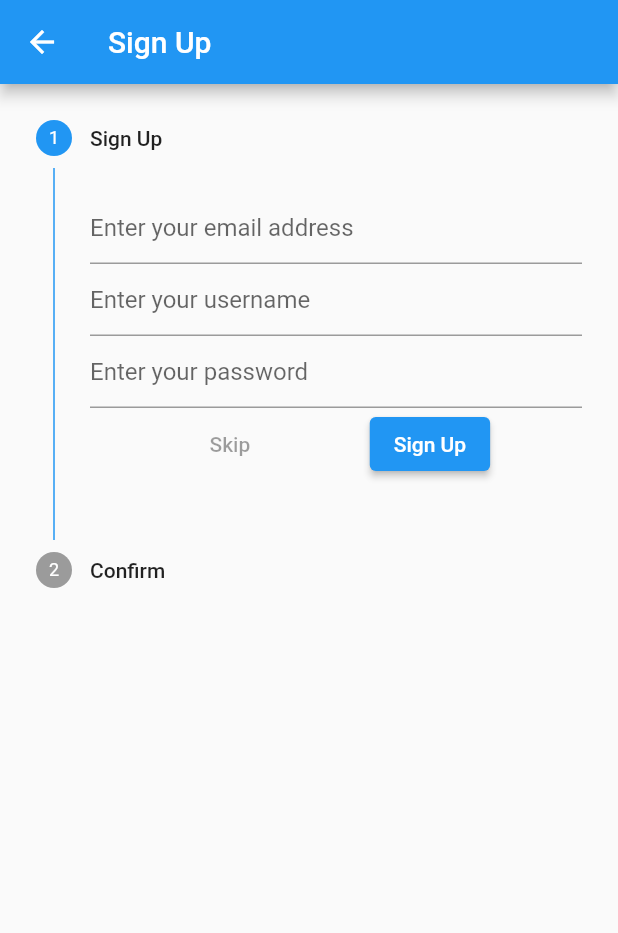
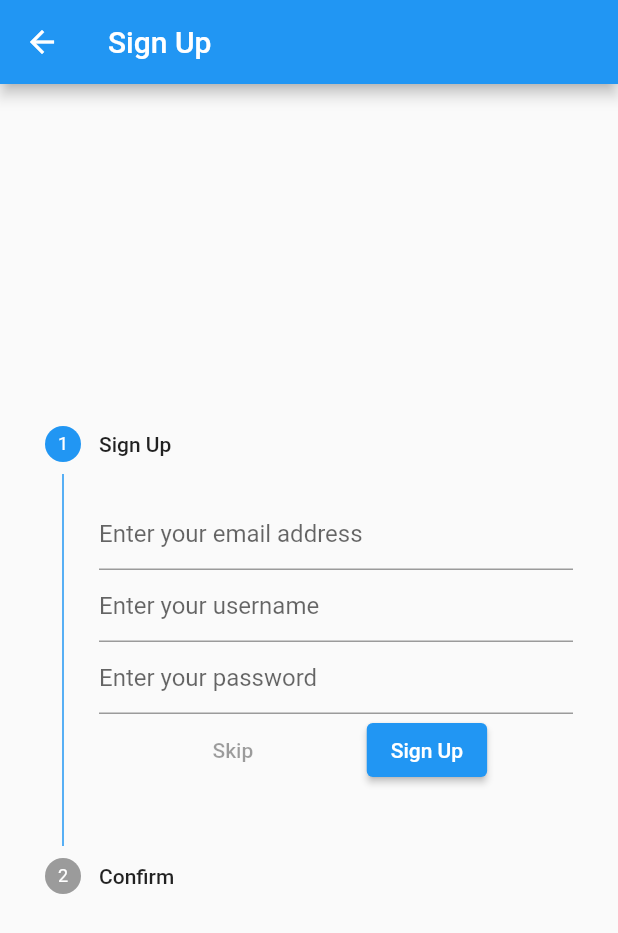
Before and after one commit to finkmoritz/flutter-amplify-social-media-app, a Flutter app: the screen it shows after launch, after a tap on "Sign Up", on a phone screen of 412 x 824 dp. Shown: the top 933 px of the screen. Run offline on Flutter 3.47's test engine with Material 2 defaults, Android fonts, the phone set to English and light mode, and no system bars; our stand-ins replace shared_preferences; missing offline and left inert: amplify_auth_cognito, amplify_flutter.

Commit message:
Make auth pages web friendly

```diff
--- a/lib/pages/auth/password_reset/password_reset_page.dart
+++ b/lib/pages/auth/password_reset/password_reset_page.dart
@@ -40,8 +40,9 @@ class _PasswordResetPageState extends State<PasswordResetPage> {
       appBar: AppBar(
         title: Text('Reset Password'),
       ),
-      body: Container(
-        alignment: Alignment.topCenter,
+      body: Center(
+        child: Container(
+          constraints: BoxConstraints(maxWidth: 400, maxHeight: 700),
           child: Stepper(
             currentStep: _stepIndex,
             onStepCancel: () {
@@ -113,6 +114,7 @@ class _PasswordResetPageState extends State<PasswordResetPage> {
                   throw Exception('Index out of bounds: $_stepIndex');
               }
             },
+          ),
         ),
       ),
     );
--- a/lib/pages/auth/sign_in/sign_in_page.dart
+++ b/lib/pages/auth/sign_in/sign_in_page.dart
@@ -31,6 +31,8 @@ class SignInPage extends StatelessWidget {
 
   Widget _buildContent({String username, String password}) {
     return Center(
+      child: Container(
+        constraints: BoxConstraints(maxWidth: 400, maxHeight: 700),
         child: Padding(
           padding: EdgeInsets.all(24.0),
           child: Column(
@@ -44,6 +46,7 @@ class SignInPage extends StatelessWidget {
             ],
           ),
         ),
+      ),
     );
   }
 }
--- a/lib/pages/auth/sign_up/sign_up_page.dart
+++ b/lib/pages/auth/sign_up/sign_up_page.dart
@@ -46,8 +46,9 @@ class _SignUpPageState extends State<SignUpPage> {
       appBar: AppBar(
         title: Text('Sign Up'),
       ),
-      body: Container(
-        alignment: Alignment.topCenter,
+      body: Center(
+        child: Container(
+          constraints: BoxConstraints(maxWidth: 400, maxHeight: 700),
           child: Stepper(
             currentStep: _stepIndex,
             onStepCancel: () {
@@ -123,6 +124,7 @@ class _SignUpPageState extends State<SignUpPage> {
                   throw Exception('Index out of bounds: $_stepIndex');
               }
             },
+          ),
         ),
       ),
     );
--- a/pubspec.yaml
+++ b/pubspec.yaml
@@ -24,8 +24,9 @@ dependencies:
   flutter:
     sdk: flutter
 
+  amplify_auth_cognito: '<1.0.0'
+  amplify_core: '<1.0.0'
   amplify_flutter: '<1.0.0'
-  amplify_auth_cognito: '<1.0.0'
   cupertino_icons: ^1.0.2
   shared_preferences: ^2.0.3
 
```
Also changed, not shown: pubspec.lock. Lines whose indentation alone changed are shown as unchanged.
